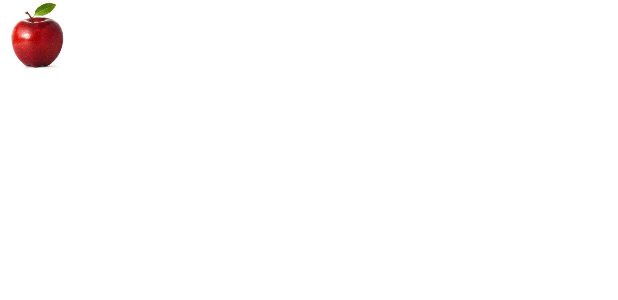
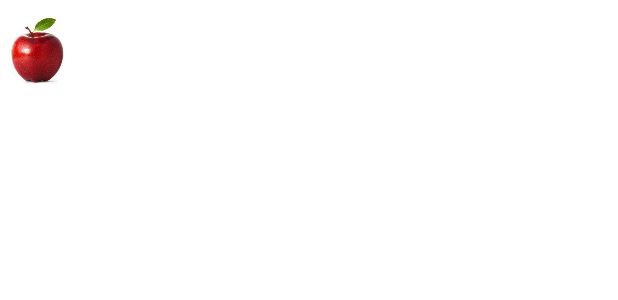
Before and after one commit to iamfaatima/MobileComputing, an Android app: the layout activity_listview.xml on its own in the app's theme, with its tools: preview values and no code run, on a phone screen of 412 x 824 dp. Shown: the top 300 px of the screen. Run offline under Robolectric (Android 15) with nearby library versions, the light colour scheme and no system bars.

Commit message:
implemented customized adapter and added working images with its final look

```diff
--- a/Intents_and_Activities/app/src/main/res/layout/activity_listview.xml
+++ b/Intents_and_Activities/app/src/main/res/layout/activity_listview.xml
@@ -8,7 +8,7 @@
     <ImageView
         android:id="@+id/img_view"
         android:layout_width="50dp"
-        android:layout_height="50dp"
+        android:layout_height="70dp"
         app:srcCompat="@drawable/a"
         tools:ignore="MissingConstraints"
         />
@@ -22,7 +22,7 @@
         android:layout_marginLeft="60dp"
         android:gravity="center"
         android:minHeight="?android:attr/listPreferredItemHeight"
-        android:paddingLeft="10dip"
+        android:paddingLeft="1dip"
         android:textAlignment="textStart"
         android:textAppearance="?android:attr/textAppearanceLarge"
         android:textSize="26dip"
```
Also changed, not shown: 7 other files.
